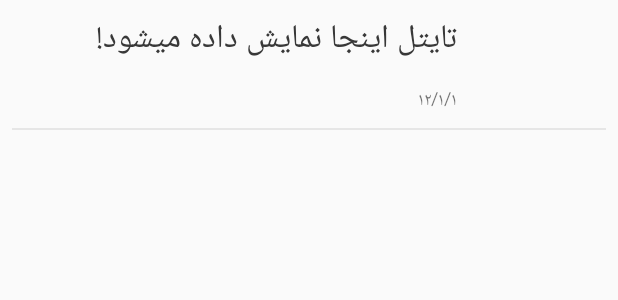
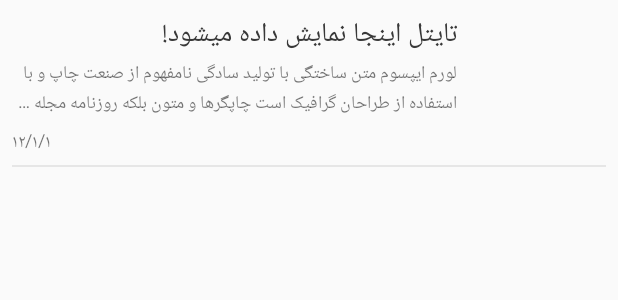
Before and after one commit to hadibtf/Safar724App, an Android app: the layout recycler_view_item.xml on its own in the app's theme, with its tools: preview values and no code run, on a phone screen of 412 x 824 dp. Shown: the top 300 px of the screen. Run offline under Robolectric (Android 15) with nearby library versions, the phone set to English and light mode, and no system bars.

Commit message:
Notifications itemview redesign

```diff
--- a/app/src/main/AndroidManifest.xml
+++ b/app/src/main/AndroidManifest.xml
@@ -58,12 +58,6 @@
 
         </activity>
 
-        <activity android:name=".activities.WebViewActivity2">
-
-
-
-        </activity>
-
     </application>
 
 </manifest>
--- a/app/src/main/java/com/safar724test/app/adapters/MyAdapter.java
+++ b/app/src/main/java/com/safar724test/app/adapters/MyAdapter.java
@@ -65,6 +65,8 @@ public class MyAdapter extends RecyclerView.Adapter<MyAdapter.ViewHolder> {
             utils.setFont(holder.notificationTitle, utils.REGULAR);
             holder.notificationTitle.setTextColor(context.getResources().getColor(R.color.notReadNotificationTextColor));
         }
+        utils.setFont(holder.notificationDescription,utils.REGULAR);
+        holder.notificationDescription.setText(currentData.getDescription());
         holder.notificationTitle.setText(currentData.getTitle());
         utils.setFont(holder.notificationDateStamp, utils.LIGHT);
         holder.notificationDateStamp.setText(jalaliTimeStamp.getDateInPersian());
@@ -80,6 +82,7 @@ public class MyAdapter extends RecyclerView.Adapter<MyAdapter.ViewHolder> {
     class ViewHolder extends RecyclerView.ViewHolder implements View.OnClickListener {
         ImageView notifImage;
         TextView notificationTitle;
+        TextView notificationDescription;
         TextView notificationDateStamp;
         LinearLayout item;
         OnNotifItemClickListener onNotifItemClickListener;
@@ -88,6 +91,7 @@ public class MyAdapter extends RecyclerView.Adapter<MyAdapter.ViewHolder> {
             super(itemView);
             notifImage = itemView.findViewById(R.id.notif_img);
             notificationTitle = itemView.findViewById(R.id.notification_item_title);
+            notificationDescription = itemView.findViewById(R.id.notification_item_description);
             notificationDateStamp = itemView.findViewById(R.id.notification_item_date_stamp);
             item = itemView.findViewById(R.id.item);
             this.onNotifItemClickListener = onNotifItemClickListener;
--- a/app/src/main/java/com/safar724test/app/databases/NotificationDataDatabase.java
+++ b/app/src/main/java/com/safar724test/app/databases/NotificationDataDatabase.java
@@ -9,7 +9,7 @@ import androidx.room.RoomDatabase;
 import com.safar724test.app.interfaces.NotificationDataDao;
 import com.safar724test.app.models.NotificationData;
 
-@Database(entities = NotificationData.class, exportSchema = false, version = 3)
+@Database(entities = NotificationData.class, exportSchema = false, version = 4)
 public abstract class NotificationDataDatabase extends RoomDatabase {
     private static final String DB_NAME = "notification_db";
     private static NotificationDataDatabase instance;
--- a/app/src/main/res/anim/fade_out.xml
+++ b/app/src/main/res/anim/fade_out.xml
@@ -2,7 +2,7 @@
 <set xmlns:android="http://schemas.android.com/apk/res/android"
     android:interpolator="@android:anim/linear_interpolator">
     <alpha
-        android:duration="700"
+        android:duration="500"
         android:fromAlpha="1.0"
         android:toAlpha="0.0" >
     </alpha>
--- a/app/src/main/res/layout/recycler_view_item.xml
+++ b/app/src/main/res/layout/recycler_view_item.xml
@@ -22,7 +22,7 @@
 
         <LinearLayout
             android:layout_width="match_parent"
-            android:layout_height="75dp">
+            android:layout_height="100dp">
 
             <LinearLayout
                 android:orientation="vertical"
@@ -36,22 +36,29 @@
                     android:id="@+id/notification_item_title"
                     android:layout_width="match_parent"
                     android:layout_height="0dp"
-                    android:layout_weight=".5"
+                    android:layout_weight=".2"
                     android:gravity="top|right" />
-                <View
-                    android:layout_weight=".15"
-                    android:layout_width="0dp"
+                <TextView
+                    android:gravity="right"
+                    android:id="@+id/notification_item_description"
+                    android:ellipsize="end"
+                    android:maxLines="2"
+                    android:textSize="12sp"
+                    tools:text="@string/lorem_fa"
+                    android:layout_weight=".30"
+                    android:layout_width="match_parent"
                     android:layout_height="0dp"/>
+
                 <TextView
                     android:autoSizeTextType="uniform"
                     tools:text="۱۲/۱/۱"
                     android:id="@+id/notification_item_date_stamp"
                     android:layout_width="match_parent"
                     android:layout_height="0dp"
-                    android:layout_weight=".2"
-                    android:gravity="right" />
+                    android:layout_weight=".1"
+                    android:gravity="left" />
                 <View
-                    android:layout_weight=".15"
+                    android:layout_weight=".05"
                     android:layout_width="0dp"
                     android:layout_height="0dp"/>
             </LinearLayout>
--- a/app/src/main/res/values/strings.xml
+++ b/app/src/main/res/values/strings.xml
@@ -8,7 +8,8 @@
     <string name="https">https://</string>
     <string name="fcm_token">dV6U47OEDwk:APA91bHqFlLQqEqkg53Aa63PF4SieZFOmo_xnPVOHfpq7Tc0yE68WmULUtmbBBG6QyewsV1CtQdA3Qq2rE2VaBuKFdITvcCM2ruvr3MRhzymcQu5iFXYZ0OP6mYRRUHOL418UNcK7Nex</string>
     <string name="CHANNEL_ID">MY_CHANNEL_ID</string>
-    <string name="lorem">Lorem ipsum dolor sit amet, consectetur adipiscing elit. Pellentesque elementum ex porttitor, accumsan purus eget, mattis nulla. Ut id augue.</string>
+    <string name="lorem_en">Lorem ipsum dolor sit amet, consectetur adipiscing elit. consectetur adipiscing elit.consectetur adipiscing elit.consectetur adipiscing elit. Pellentesque elementum ex porttitor, accumsan purus eget, mattis nulla. Ut id augue.</string>
+    <string name="lorem_fa">لورم ایپسوم متن ساختگی با تولید سادگی نامفهوم از صنعت چاپ و با استفاده از طراحان گرافیک است چاپگرها و متون بلکه روزنامه مجله در ستون و سطر آنچنان که لازم است و برای شرایط فعلی.</string>
     <string name="imgSrc">https://encrypted-tbn0.gstatic.com/images?q=tbn:ANd9GcT9809_zMXfJDonX4-Q9jQx7ssdoiEEYCuXpgr8sp0agmovzl2v</string>
     <string name="no_existing_notification">هیچ اعلانی برای نمایش وجود ندارد.</string>
 </resources>
```
Also changed, not shown: app/src/main/java/com/safar724test/app/activities/WebViewActivity2.java (deleted, +0 -87 lines), app/src/main/java/com/safar724test/app/models/NotificationData.java (+10 -0 lines), app/src/main/java/com/safar724test/app/service/MyFirebaseMessagingService.java (+10 -7 lines).
